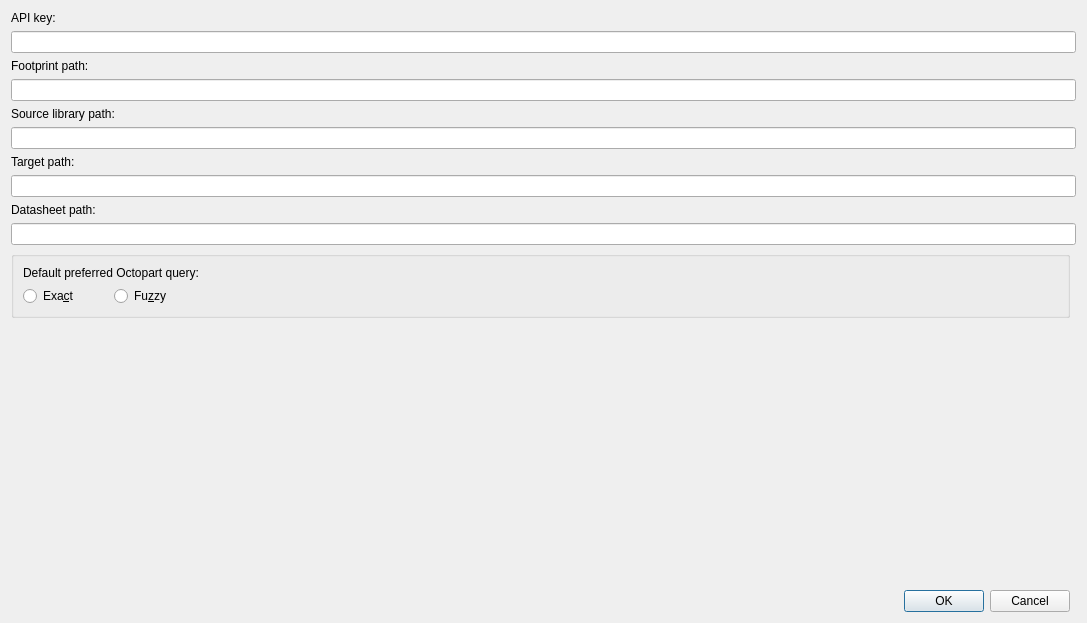
pioupus/kicadLibCreator, file project/src/optionsdialog.ui: the form before one commit.
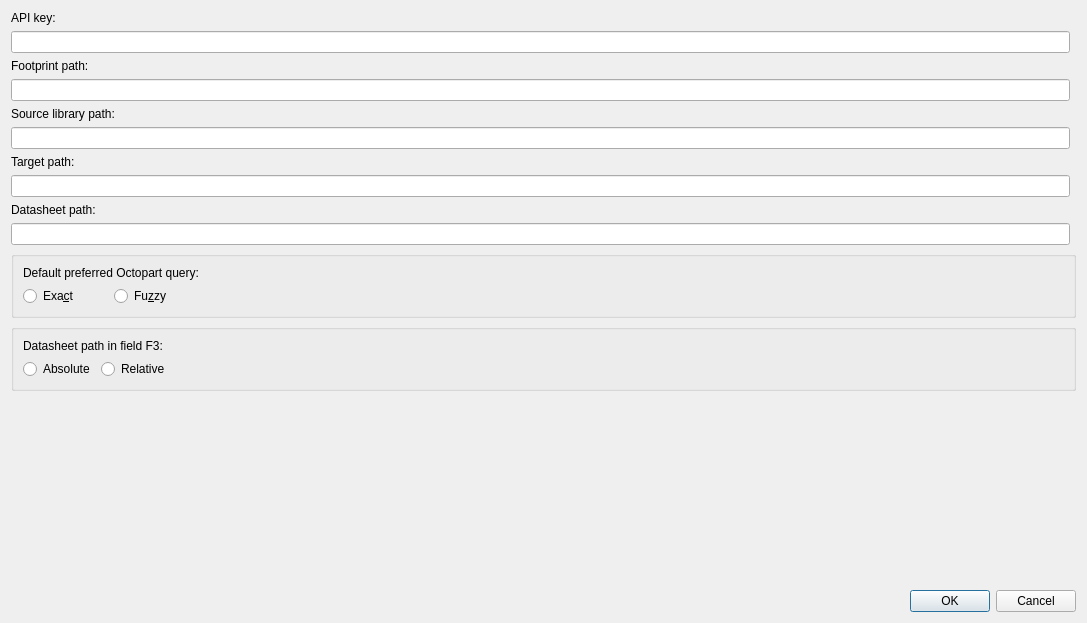
The form after the commit.

```diff
--- a/project/src/optionsdialog.ui
+++ b/project/src/optionsdialog.ui
@@ -14,42 +14,37 @@
    <string>Settings</string>
   </property>
   <layout class="QGridLayout" name="gridLayout">
-   <item row="2" column="0" colspan="2">
-    <widget class="QLineEdit" name="edt_api_key"/>
+   <item row="4" column="0">
+    <widget class="QLabel" name="label_3">
+     <property name="text">
+      <string>Source library path:</string>
+     </property>
+    </widget>
    </item>
-   <item row="4" column="0" colspan="2">
-    <widget class="QLineEdit" name="edt_footprint_path"/>
+   <item row="2" column="0">
+    <widget class="QLabel" name="label_2">
+     <property name="text">
+      <string>Footprint path:</string>
+     </property>
+    </widget>
    </item>
-   <item row="13" column="0">
-    <spacer name="verticalSpacer">
-     <property name="orientation">
-      <enum>Qt::Vertical</enum>
+   <item row="0" column="0">
+    <widget class="QLabel" name="label">
+     <property name="text">
+      <string>API key:</string>
      </property>
-     <property name="sizeHint" stdset="0">
-      <size>
-       <width>20</width>
-       <height>40</height>
-      </size>
-     </property>
-    </spacer>
+    </widget>
    </item>
-   <item row="6" column="0" colspan="2">
+   <item row="5" column="0">
     <widget class="QLineEdit" name="edt_source_path"/>
    </item>
-   <item row="9" column="0">
-    <widget class="QLabel" name="label_5">
-     <property name="text">
-      <string>Datasheet path:</string>
-     </property>
-    </widget>
+   <item row="3" column="0">
+    <widget class="QLineEdit" name="edt_footprint_path"/>
    </item>
-   <item row="10" column="0" colspan="2">
-    <widget class="QLineEdit" name="edt_datasheet_path"/>
+   <item row="1" column="0">
+    <widget class="QLineEdit" name="edt_api_key"/>
    </item>
-   <item row="8" column="0" colspan="2">
-    <widget class="QLineEdit" name="edt_target_path"/>
-   </item>
-   <item row="14" column="0">
+   <item row="14" column="0" colspan="2">
     <widget class="QDialogButtonBox" name="buttonBox">
      <property name="orientation">
       <enum>Qt::Horizontal</enum>
@@ -59,35 +54,27 @@
      </property>
     </widget>
    </item>
+   <item row="9" column="0">
+    <widget class="QLineEdit" name="edt_datasheet_path"/>
+   </item>
    <item row="7" column="0">
+    <widget class="QLineEdit" name="edt_target_path"/>
+   </item>
+   <item row="8" column="0">
+    <widget class="QLabel" name="label_5">
+     <property name="text">
+      <string>Datasheet path:</string>
+     </property>
+    </widget>
+   </item>
+   <item row="6" column="0">
     <widget class="QLabel" name="label_4">
      <property name="text">
       <string>Target path:</string>
      </property>
     </widget>
    </item>
-   <item row="3" column="0">
-    <widget class="QLabel" name="label_2">
-     <property name="text">
-      <string>Footprint path:</string>
-     </property>
-    </widget>
-   </item>
-   <item row="1" column="0">
-    <widget class="QLabel" name="label">
-     <property name="text">
-      <string>API key:</string>
-     </property>
-    </widget>
-   </item>
-   <item row="5" column="0">
-    <widget class="QLabel" name="label_3">
-     <property name="text">
-      <string>Source library path:</string>
-     </property>
-    </widget>
-   </item>
-   <item row="12" column="0">
+   <item row="10" column="0" colspan="2">
     <widget class="QGroupBox" name="groupBox">
      <property name="title">
       <string/>
@@ -139,6 +126,71 @@
      </layout>
     </widget>
    </item>
+   <item row="13" column="0">
+    <spacer name="verticalSpacer">
+     <property name="orientation">
+      <enum>Qt::Vertical</enum>
+     </property>
+     <property name="sizeHint" stdset="0">
+      <size>
+       <width>20</width>
+       <height>40</height>
+      </size>
+     </property>
+    </spacer>
+   </item>
+   <item row="12" column="0" colspan="2">
+    <widget class="QGroupBox" name="groupBox_2">
+     <property name="title">
+      <string/>
+     </property>
+     <property name="alignment">
+      <set>Qt::AlignLeading|Qt::AlignLeft|Qt::AlignTop</set>
+     </property>
+     <property name="flat">
+      <bool>true</bool>
+     </property>
+     <property name="checkable">
+      <bool>false</bool>
+     </property>
+     <layout class="QGridLayout" name="gridLayout_3">
+      <item row="1" column="1">
+       <widget class="QRadioButton" name="rbt_datasheet_relative">
+        <property name="text">
+         <string>Relative</string>
+        </property>
+       </widget>
+      </item>
+      <item row="1" column="0">
+       <widget class="QRadioButton" name="rbt_datasheet_absolute">
+        <property name="text">
+         <string>Absolute</string>
+        </property>
+       </widget>
+      </item>
+      <item row="1" column="2">
+       <spacer name="horizontalSpacer_2">
+        <property name="orientation">
+         <enum>Qt::Horizontal</enum>
+        </property>
+        <property name="sizeHint" stdset="0">
+         <size>
+          <width>40</width>
+          <height>20</height>
+         </size>
+        </property>
+       </spacer>
+      </item>
+      <item row="0" column="0" colspan="2">
+       <widget class="QLabel" name="label_7">
+        <property name="text">
+         <string>Datasheet path in field F3:</string>
+        </property>
+       </widget>
+      </item>
+     </layout>
+    </widget>
+   </item>
   </layout>
  </widget>
  <resources/>
```
